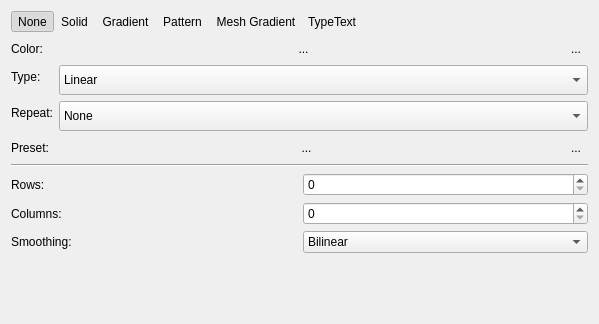
Before: the Qt Designer form libs/ui/widgets/KoFillConfigWidget.ui in KDE/krita, drawn with Qt 5.
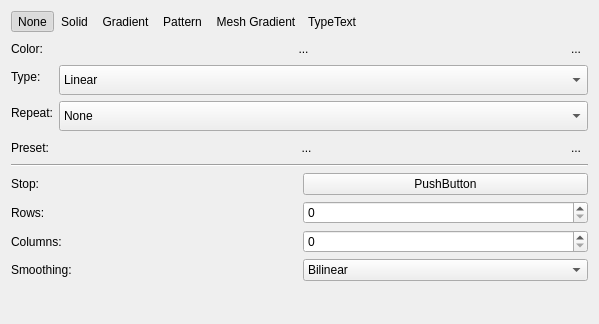
After: the same form once the commit is applied. Custom widgets are drawn as their Qt base class.

Diff of the .ui file:
```diff
--- a/libs/ui/widgets/KoFillConfigWidget.ui
+++ b/libs/ui/widgets/KoFillConfigWidget.ui
@@ -346,6 +346,24 @@
    </item>
    <item>
     <layout class="QVBoxLayout" name="meshgradientLayout">
+     <item>
+      <layout class="QHBoxLayout" name="horizontalLayout_3">
+       <item>
+        <widget class="QLabel" name="stopColorLabel">
+         <property name="text">
+          <string>Stop:</string>
+         </property>
+        </widget>
+       </item>
+       <item>
+        <widget class="KisColorButton" name="meshStopColorButton">
+         <property name="text">
+          <string>PushButton</string>
+         </property>
+        </widget>
+       </item>
+      </layout>
+     </item>
      <item>
       <layout class="QHBoxLayout" name="horizontalLayout">
        <item>
@@ -439,6 +457,11 @@
    <header>kis_stopgradient_editor.h</header>
    <container>1</container>
   </customwidget>
+  <customwidget>
+   <class>KisColorButton</class>
+   <extends>QPushButton</extends>
+   <header>kis_color_button.h</header>
+  </customwidget>
  </customwidgets>
  <resources/>
  <connections/>
```
